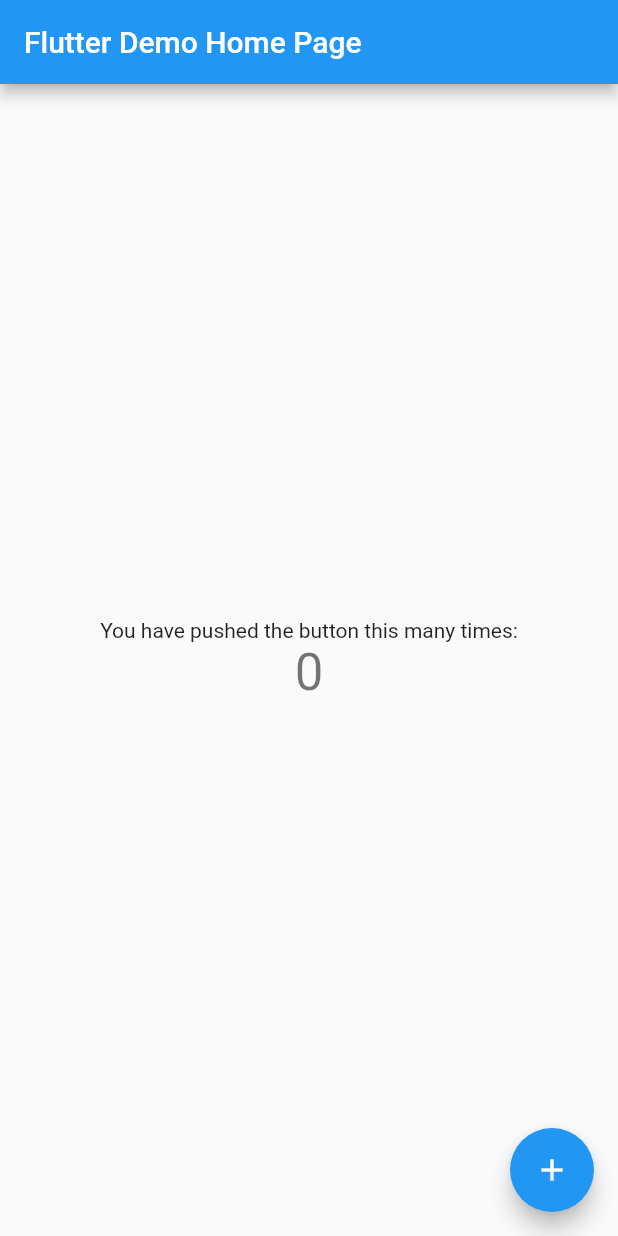
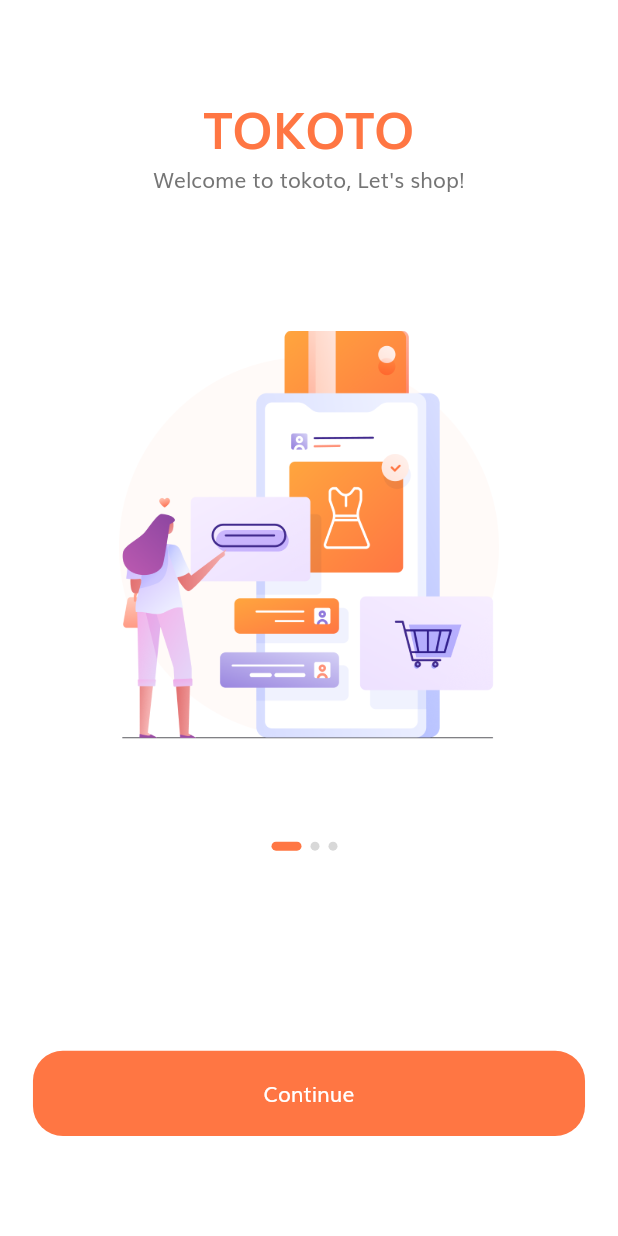
Before and after one commit to mobarak25/shop_app, a Flutter app: the screen it shows after launch, on a phone screen of 412 x 824 dp. Run offline on Flutter 3.47's test engine with Material 2 defaults, Android fonts, the phone set to English and light mode, and no system bars.

Commit message:
sign page

```diff
--- /dev/null
+++ b/lib/components/default_button.dart
@@ -0,0 +1,34 @@
+import 'package:flutter/material.dart';
+import 'package:shop_app/constants.dart';
+import 'package:shop_app/size_config.dart';
+
+class DefultButton extends StatelessWidget {
+  final String? text;
+  final VoidCallback press;
+  const DefultButton({
+    Key? key,
+    this.text,
+    required this.press,
+  }) : super(key: key);
+
+  @override
+  Widget build(BuildContext context) {
+    return SizedBox(
+      width: double.infinity,
+      height: getProportionateScreenHeight(56),
+      child: TextButton(
+        onPressed: press,
+        style: TextButton.styleFrom(
+          backgroundColor: kPrimaryColor,
+          shape: RoundedRectangleBorder(
+            borderRadius: BorderRadius.circular(20),
+          ),
+        ),
+        child: Text(
+          text!,
+          style: TextStyle(color: Colors.white),
+        ),
+      ),
+    );
+  }
+}
--- a/lib/main.dart
+++ b/lib/main.dart
@@ -1,4 +1,7 @@
 import 'package:flutter/material.dart';
+import 'package:shop_app/routs.dart';
+import 'package:shop_app/screens/splash/splash_screen.dart';
+import 'package:shop_app/theme.dart';
 
 void main() {
   runApp(MyApp());
@@ -9,105 +12,12 @@ class MyApp extends StatelessWidget {
   @override
   Widget build(BuildContext context) {
     return MaterialApp(
+      debugShowCheckedModeBanner: false,
       title: 'Flutter Demo',
-      theme: ThemeData(
-        // This is the theme of your application.
-        //
-        // Try running your application with "flutter run". You'll see the
-        // application has a blue toolbar. Then, without quitting the app, try
-        // changing the primarySwatch below to Colors.green and then invoke
-        // "hot reload" (press "r" in the console where you ran "flutter run",
-        // or simply save your changes to "hot reload" in a Flutter IDE).
-        // Notice that the counter didn't reset back to zero; the application
-        // is not restarted.
-        primarySwatch: Colors.blue,
-      ),
-      home: MyHomePage(title: 'Flutter Demo Home Page'),
+      theme: theme(),
+      // home: SplashScreen(),
+      initialRoute: SplashScreen.routeName,
+      routes: routs,
     );
   }
 }
-
-class MyHomePage extends StatefulWidget {
-  MyHomePage({Key? key, required this.title}) : super(key: key);
-
-  // This widget is the home page of your application. It is stateful, meaning
-  // that it has a State object (defined below) that contains fields that affect
-  // how it looks.
-
-  // This class is the configuration for the state. It holds the values (in this
-  // case the title) provided by the parent (in this case the App widget) and
-  // used by the build method of the State. Fields in a Widget subclass are
-  // always marked "final".
-
-  final String title;
-
-  @override
-  _MyHomePageState createState() => _MyHomePageState();
-}
-
-class _MyHomePageState extends State<MyHomePage> {
-  int _counter = 0;
-
-  void _incrementCounter() {
-    setState(() {
-      // This call to setState tells the Flutter framework that something has
-      // changed in this State, which causes it to rerun the build method below
-      // so that the display can reflect the updated values. If we changed
-      // _counter without calling setState(), then the build method would not be
-      // called again, and so nothing would appear to happen.
-      _counter++;
-    });
-  }
-
-  @override
-  Widget build(BuildContext context) {
-    // This method is rerun every time setState is called, for instance as done
-    // by the _incrementCounter method above.
-    //
-    // The Flutter framework has been optimized to make rerunning build methods
-    // fast, so that you can just rebuild anything that needs updating rather
-    // than having to individually change instances of widgets.
-    return Scaffold(
-      appBar: AppBar(
-        // Here we take the value from the MyHomePage object that was created by
-        // the App.build method, and use it to set our appbar title.
-        title: Text(widget.title),
-      ),
-      body: Center(
-        // Center is a layout widget. It takes a single child and positions it
-        // in the middle of the parent.
-        child: Column(
-          // Column is also a layout widget. It takes a list of children and
-          // arranges them vertically. By default, it sizes itself to fit its
-          // children horizontally, and tries to be as tall as its parent.
-          //
-          // Invoke "debug painting" (press "p" in the console, choose the
-          // "Toggle Debug Paint" action from the Flutter Inspector in Android
-          // Studio, or the "Toggle Debug Paint" command in Visual Studio Code)
-          // to see the wireframe for each widget.
-          //
-          // Column has various properties to control how it sizes itself and
-          // how it positions its children. Here we use mainAxisAlignment to
-          // center the children vertically; the main axis here is the vertical
-          // axis because Columns are vertical (the cross axis would be
-          // horizontal).
-          mainAxisAlignment: MainAxisAlignment.center,
-          children: <Widget>[
-            Text(
-              'You have pushed the button this many times:',
-            ),
-            Text(
-              '$_counter',
-              style: Theme.of(context).textTheme.headline4,
-            ),
-          ],
-        ),
-      ),
-      floatingActionButton: FloatingActionButton(
-        onPressed: _incrementCounter,
-        tooltip: 'Increment',
-        child: Icon(Icons.add),
-      ), // This trailing comma makes auto-formatting nicer for build methods.
-    );
-  }
-}
--- /dev/null
+++ b/lib/routs.dart
@@ -0,0 +1,8 @@
+import 'package:flutter/cupertino.dart';
+import 'package:shop_app/screens/sign_in/sign_in_screen.dart';
+import 'package:shop_app/screens/splash/splash_screen.dart';
+
+final Map<String, WidgetBuilder> routs = {
+  SplashScreen.routeName: (context) => SplashScreen(),
+  SignInScreen.routeName: (context) => SignInScreen(),
+};
--- /dev/null
+++ b/lib/screens/sign_in/components/body.dart
@@ -0,0 +1,52 @@
+import 'package:flutter/material.dart';
+import 'package:shop_app/size_config.dart';
+
+class Body extends StatelessWidget {
+  const Body({Key? key}) : super(key: key);
+
+  @override
+  Widget build(BuildContext context) {
+    return SizedBox(
+      width: double.infinity,
+      child: SafeArea(
+        child: Column(
+          children: [
+            Text(
+              "Welcome Back",
+              style: TextStyle(
+                color: Colors.black,
+                fontSize: getProportionateScreenWidth(28),
+                fontWeight: FontWeight.bold,
+              ),
+            ),
+            Text(
+              "Sign in wih your email and password \n or continue with social media",
+              textAlign: TextAlign.center,
+            ),
+            SignForm(),
+          ],
+        ),
+      ),
+    );
+  }
+}
+
+class SignForm extends StatefulWidget {
+  const SignForm({Key? key}) : super(key: key);
+
+  @override
+  _SignFormState createState() => _SignFormState();
+}
+
+class _SignFormState extends State<SignForm> {
+  @override
+  Widget build(BuildContext context) {
+    return Form(
+      child: Column(
+        children: [
+          TextFormField(),
+        ],
+      ),
+    );
+  }
+}
--- /dev/null
+++ b/lib/screens/sign_in/sign_in_screen.dart
@@ -0,0 +1,19 @@
+import 'package:flutter/material.dart';
+
+import 'components/body.dart';
+
+class SignInScreen extends StatelessWidget {
+  static String routeName = "/sign_in";
+  const SignInScreen({Key? key}) : super(key: key);
+
+  @override
+  Widget build(BuildContext context) {
+    return Scaffold(
+      appBar: AppBar(
+        title: Text("Sign In"),
+        centerTitle: true,
+      ),
+      body: Body(),
+    );
+  }
+}
--- /dev/null
+++ b/lib/screens/splash/components/body.dart
@@ -0,0 +1,98 @@
+import 'package:flutter/material.dart';
+import 'package:shop_app/components/default_button.dart';
+import 'package:shop_app/constants.dart';
+import 'package:shop_app/screens/sign_in/sign_in_screen.dart';
+import 'package:shop_app/screens/splash/components/splash_content.dart';
+import 'package:shop_app/size_config.dart';
+
+class Body extends StatefulWidget {
+  @override
+  _BodyState createState() => _BodyState();
+}
+
+class _BodyState extends State<Body> {
+  int currentPage = 0;
+  List<Map<String, String>> splashData = [
+    {
+      "text": "Welcome to tokoto, Let's shop!",
+      "image": "assets/images/splash_1.png",
+    },
+    {
+      "text":
+          "We help people contact with store \n around United State of America",
+      "image": "assets/images/splash_2.png",
+    },
+    {
+      "text": "We show the easy way to shop. \n Just stay at home with us",
+      "image": "assets/images/splash_3.png",
+    },
+  ];
+  @override
+  Widget build(BuildContext context) {
+    return SafeArea(
+      child: Column(
+        children: [
+          Expanded(
+            flex: 3,
+            child: PageView.builder(
+              onPageChanged: (value) {
+                setState(
+                  () {
+                    currentPage = value;
+                  },
+                );
+              },
+              itemCount: splashData.length,
+              itemBuilder: (contex, index) => SplashContent(
+                text: splashData[index]["text"],
+                image: splashData[index]["image"],
+              ),
+            ),
+          ),
+          Expanded(
+            flex: 2,
+            child: Padding(
+              padding: EdgeInsets.symmetric(
+                  horizontal: getProportionateScreenWidth(20)),
+              child: Column(
+                children: [
+                  Spacer(),
+                  Row(
+                    mainAxisAlignment: MainAxisAlignment.center,
+                    children: List.generate(
+                      splashData.length,
+                      (index) => buildDot(index: index),
+                    ),
+                  ),
+                  Spacer(
+                    flex: 2,
+                  ),
+                  DefultButton(
+                    press: () {
+                      Navigator.pushNamed(context, SignInScreen.routeName);
+                    },
+                    text: "Continue",
+                  ),
+                  Spacer(),
+                ],
+              ),
+            ),
+          ),
+        ],
+      ),
+    );
+  }
+
+  AnimatedContainer buildDot({int? index}) {
+    return AnimatedContainer(
+      duration: kAnimationDuration,
+      width: currentPage == index ? 20 : 6,
+      height: 6,
+      margin: EdgeInsets.only(right: 6),
+      decoration: BoxDecoration(
+        color: currentPage == index ? kPrimaryColor : Color(0xFFD8D8D8),
+        borderRadius: BorderRadius.circular(3),
+      ),
+    );
+  }
+}
--- /dev/null
+++ b/lib/screens/splash/components/splash_content.dart
@@ -0,0 +1,39 @@
+import 'package:flutter/material.dart';
+import 'package:shop_app/constants.dart';
+import 'package:shop_app/size_config.dart';
+
+class SplashContent extends StatelessWidget {
+  final String? text, image;
+  const SplashContent({
+    Key? key,
+    this.text,
+    this.image,
+  }) : super(key: key);
+
+  @override
+  Widget build(BuildContext context) {
+    return Column(
+      children: [
+        Spacer(flex: 2),
+        Text(
+          "TOKOTO",
+          style: TextStyle(
+            color: kPrimaryColor,
+            fontSize: getProportionateScreenWidth(30),
+            fontWeight: FontWeight.bold,
+          ),
+        ),
+        Text(
+          text!,
+          textAlign: TextAlign.center,
+        ),
+        Spacer(flex: 3),
+        Image.asset(
+          image!,
+          width: getProportionateScreenWidth(270),
+          height: getProportionateScreenHeight(270),
+        )
+      ],
+    );
+  }
+}
--- /dev/null
+++ b/lib/screens/splash/splash_screen.dart
@@ -0,0 +1,15 @@
+import 'package:flutter/material.dart';
+import 'package:shop_app/screens/splash/components/body.dart';
+import 'package:shop_app/size_config.dart';
+
+class SplashScreen extends StatelessWidget {
+  static String routeName = "/splash";
+
+  @override
+  Widget build(BuildContext context) {
+    SizeConfig().init(context);
+    return Scaffold(
+      body: Body(),
+    );
+  }
+}
--- /dev/null
+++ b/lib/theme.dart
@@ -0,0 +1,33 @@
+import 'package:flutter/material.dart';
+
+import 'constants.dart';
+
+ThemeData theme() {
+  return ThemeData(
+    scaffoldBackgroundColor: Colors.white,
+    fontFamily: "Muli",
+    appBarTheme: appBarTheme(),
+    textTheme: textTheme(),
+  );
+}
+
+TextTheme textTheme() {
+  return TextTheme(
+    bodyText1: TextStyle(color: kTextColor),
+    bodyText2: TextStyle(color: kTextColor),
+  );
+}
+
+AppBarTheme appBarTheme() {
+  return AppBarTheme(
+    color: Colors.white,
+    elevation: 0,
+    brightness: Brightness.light,
+    iconTheme: IconThemeData(color: Colors.black),
+    textTheme: TextTheme(
+      headline6: TextStyle(
+        color: Color(0xFF8B8B8B),
+      ),
+    ),
+  );
+}
```
Also changed, not shown: pubspec.yaml (+44 -42 lines), pubspec.lock.
